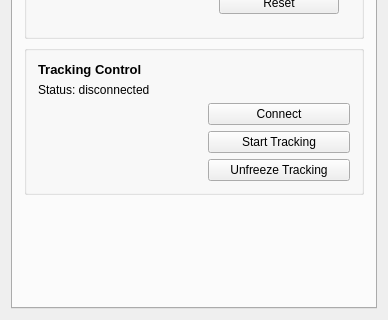
Qt form Plugins/org.mitk.gui.qt.igttracking/src/internal/QmitkMITKIGTTrackingToolboxViewControls.ui (MITK/MITK) before a commit; both pictures show x 0 to 388 and y 338 to 658 of the 388 by 658 pixel window.
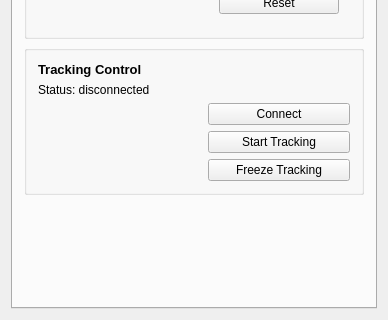
The same form after that commit. Custom widgets are drawn as their Qt base class.

Commit message: started implementing freeze/unfreeze

Patch:
```diff
--- a/Plugins/org.mitk.gui.qt.igttracking/src/internal/QmitkMITKIGTTrackingToolboxViewControls.ui
+++ b/Plugins/org.mitk.gui.qt.igttracking/src/internal/QmitkMITKIGTTrackingToolboxViewControls.ui
@@ -340,7 +340,7 @@
                </size>
               </property>
               <property name="text">
-               <string>Unfreeze Tracking</string>
+               <string>Freeze Tracking</string>
               </property>
              </widget>
             </item>
```
The commit also changes 2 other files.
